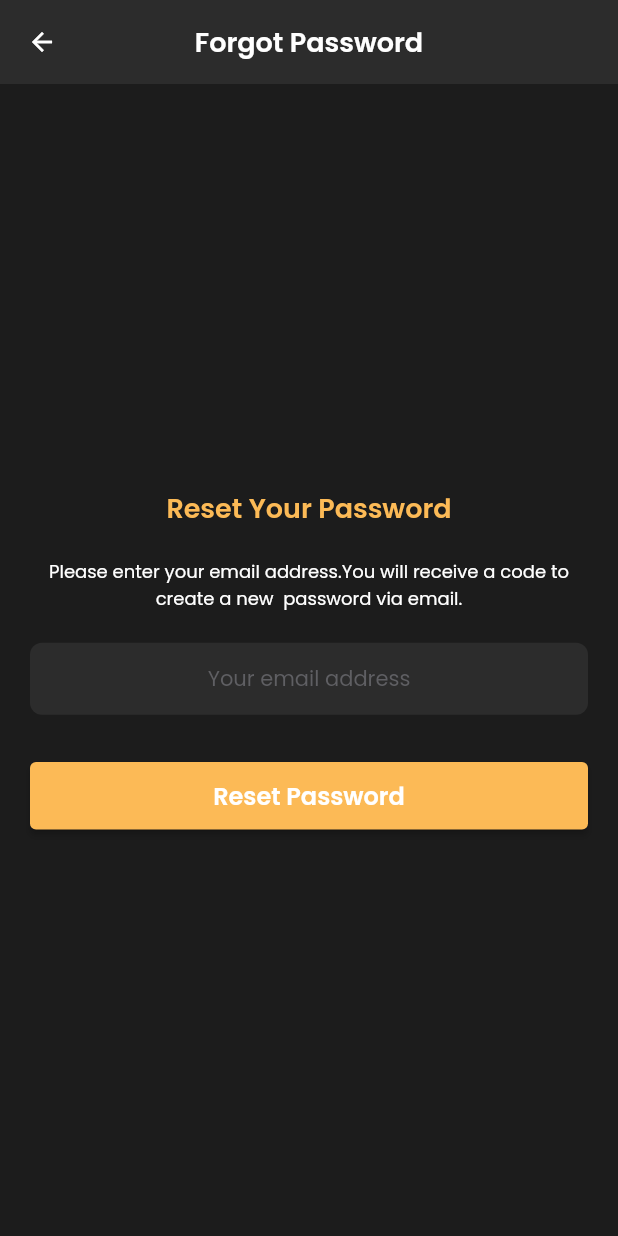
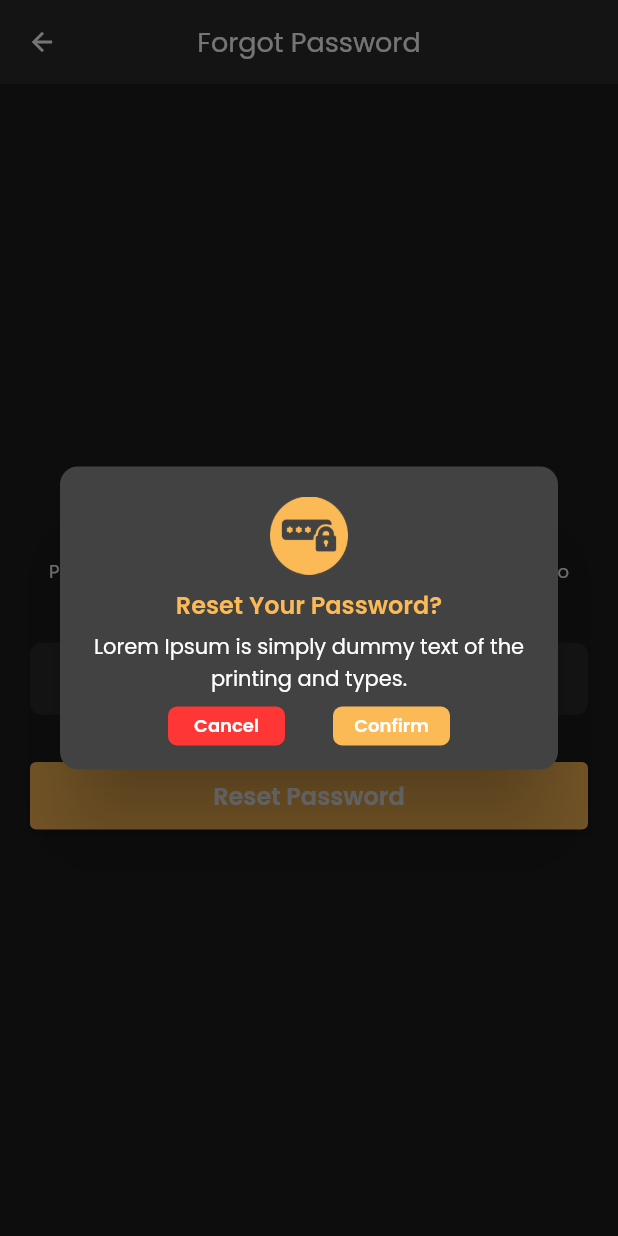
Before and after one commit to Abubakarshaikh/9coin, a Flutter app: the ForgotPasswordPage screen opened directly, after a tap on "Reset Password", on a phone screen of 412 x 824 dp. Run offline on Flutter 3.47's test engine with Material 2 defaults, Android fonts, the phone set to English and light mode, and no system bars; our stand-ins replace badges; generated files the repository leaves out were written again.

Commit message:
dialog created

```diff
--- a/lib/assets/assets.dart
+++ b/lib/assets/assets.dart
@@ -24,4 +24,12 @@ abstract class Assets {
   static String discountCopoun1 = "assets/pics/discount-copoun1.png";
   static String discountCopoun2 = "assets/pics/discount-copoun2.png";
   static String discountCopoun3 = "assets/pics/discount-copoun3.png";
+  static String purchaseCoupon = "assets/icons/purchase-coupon.png";
+  static String updatedDetails = "assets/icons/updated-details.png";
+  static String updated = "assets/icons/updated.png";
+
+  static String changePassword = "assets/icons/change-password-pop-up.png";
+
+  // purchase-coupon.png
+
 }
--- a/lib/colors/colors.dart
+++ b/lib/colors/colors.dart
@@ -28,4 +28,7 @@ abstract class CoinColors {
 
   static const Color blackMedium1 = Color(0xff222222);
   static const Color blackMedium2 = Color(0xff292929);
+
+  // dilaog textcolor
+  static const Color dialogTextColor = Color(0xffFCBA56);
 }
--- a/lib/features/auth/ui/forgot_password_page.dart
+++ b/lib/features/auth/ui/forgot_password_page.dart
@@ -1,6 +1,9 @@
 import 'package:flutter/material.dart';
 import 'package:ninecoin/colors/colors.dart';
+import 'package:ninecoin/features/auth/ui/login_page.dart';
 import 'package:ninecoin/typography/text_styles.dart';
+import 'package:ninecoin/utilities/dialogs/new_password_reset.dart';
+import 'package:ninecoin/utilities/dialogs/password_reset.dart';
 
 class ForgotPasswordPage extends StatelessWidget {
   static Route route() {
@@ -50,7 +53,13 @@ class ForgotPasswordPage extends StatelessWidget {
                       )),
                   const SizedBox(height: 30),
                   ElevatedButton(
-                    onPressed: () {},
+                    onPressed: () async {
+                      if (await showResetPasswordDialog(context)) {
+                        if (await showNewPasswordResetDialog(context)) {
+                          Navigator.push(context, LoginPage.route());
+                        }
+                      }
+                    },
                     child: Text(
                       "Reset Password",
                       style: CoinTextStyle.title2
--- a/lib/theme/theme.dart
+++ b/lib/theme/theme.dart
@@ -5,6 +5,8 @@ import 'package:ninecoin/typography/text_styles.dart';
 abstract class AppTheme {
   static get standard {
     return ThemeData.dark().copyWith(
+      dialogBackgroundColor: CoinColors.black12,
+      dialogTheme: DialogTheme(),
       appBarTheme: AppBarTheme(
         backgroundColor: CoinColors.black12,
         elevation: 0,
--- a/lib/typography/text_styles.dart
+++ b/lib/typography/text_styles.dart
@@ -7,10 +7,11 @@ class CoinTextStyle {
     color: CoinColors.white,
     fontWeight: FontWeight.w400,
   );
+
   static TextStyle get title1 {
     return _baseTextStyle.copyWith(
       fontSize: 18.0,
-      fontWeight: FontWeight.w600,
+      fontWeight: FontWeight.w400,
       color: CoinColors.white,
     );
   }
@@ -39,4 +40,41 @@ class CoinTextStyle {
       fontSize: 10.0,
     );
   }
+
+  static TextStyle get title1Bold {
+    return _baseTextStyle.copyWith(
+      fontSize: 18.0,
+      fontWeight: FontWeight.w600,
+      color: CoinColors.white,
+    );
+  }
+
+  static TextStyle get title2Bold {
+    return _baseTextStyle.copyWith(
+      fontWeight: FontWeight.w600,
+      fontSize: 16.0,
+      color: CoinColors.white,
+    );
+  }
+
+  static TextStyle get title3Bold {
+    return _baseTextStyle.copyWith(
+      fontWeight: FontWeight.w600,
+      fontSize: 14.0,
+    );
+  }
+
+  static TextStyle get title4Bold {
+    return _baseTextStyle.copyWith(
+      fontWeight: FontWeight.w600,
+      fontSize: 12.0,
+    );
+  }
+
+  static TextStyle get title5Bold {
+    return _baseTextStyle.copyWith(
+      fontWeight: FontWeight.w600,
+      fontSize: 10.0,
+    );
+  }
 }
--- a/lib/utilities/dialogs/conferm_dialog.dart
+++ b/lib/utilities/dialogs/conferm.dart
@@ -6,6 +6,7 @@ import 'generic_dialog.dart';
 Future<bool> showConfermDialog(BuildContext context) {
   return showGenericDialog<bool>(
     context: context,
+    imageUrl: "",
     title: context.loc.delete,
     content: context.loc.delete_note_prompt,
     optionsBuilder: () => {
--- /dev/null
+++ b/lib/utilities/dialogs/create_account.dart
@@ -0,0 +1,19 @@
+import 'package:flutter/material.dart';
+import 'package:ninecoin/assets/assets.dart';
+
+import 'generic_dialog.dart';
+
+Future<bool> showCreateAccountDialog(BuildContext context) {
+  return showGenericDialog<bool>(
+    context: context,
+    imageUrl: Assets.updatedDetails,
+    title: "Create your your Account?",
+    content: "Lorem Ipsum is simply dummy text of the printing and types.",
+    optionsBuilder: () => {
+      "Cancel": false,
+      "Confirm": true,
+    },
+  ).then(
+    (value) => value ?? false,
+  );
+}
--- a/lib/utilities/dialogs/generic_dialog.dart
+++ b/lib/utilities/dialogs/generic_dialog.dart
@@ -1,9 +1,13 @@
 import 'package:flutter/material.dart';
+
+import '../../colors/colors.dart';
+import '../../typography/text_styles.dart';
 
 typedef DialogOptionBuilder<T> = Map<String, T?> Function();
 
 Future<T?> showGenericDialog<T>({
   required BuildContext context,
+  required String imageUrl,
   required String title,
   required String content,
   required DialogOptionBuilder optionsBuilder,
@@ -13,19 +17,59 @@ Future<T?> showGenericDialog<T>({
     context: context,
     builder: (context) {
       return AlertDialog(
-        title: Text(title),
-        content: Text(content),
+        shape: RoundedRectangleBorder(borderRadius: BorderRadius.circular(12)),
+        title: Column(
+          children: [
+            Image.asset(imageUrl,
+                height: 52, width: 52, color: CoinColors.orange),
+            const SizedBox(height: 8.0),
+            Text(
+              title,
+              style: CoinTextStyle.title2Bold
+                  .copyWith(color: CoinColors.dialogTextColor),
+              textAlign: TextAlign.center,
+            ),
+          ],
+        ),
+        content: Text(
+          content,
+          textAlign: TextAlign.center,
+          style: CoinTextStyle.title3,
+        ),
+        actionsAlignment: MainAxisAlignment.center,
+        actionsOverflowButtonSpacing: 0,
+        contentPadding: const EdgeInsets.fromLTRB(16.0, 6.0, 16.0, 8.0),
+        titlePadding: const EdgeInsets.fromLTRB(16.0, 20.0, 16.0, 0.0),
+        actionsPadding: const EdgeInsets.fromLTRB(16.0, 0.0, 16.0, 16.0),
         actions: options.keys.map((optionTitle) {
           final value = options[optionTitle];
-          return TextButton(
-            onPressed: () {
+          return InkWell(
+            onTap: () {
               if (value != null) {
                 Navigator.of(context).pop(value);
               } else {
                 Navigator.of(context).pop();
               }
             },
-            child: Text(optionTitle),
+            child: Container(
+              alignment: Alignment.center,
+              margin: const EdgeInsets.symmetric(horizontal: 12.0),
+              width: 78,
+              height: 26,
+              decoration: BoxDecoration(
+                borderRadius: BorderRadius.circular(6.0),
+                color: options.length > 1
+                    ? value
+                        ? CoinColors.dialogTextColor
+                        : CoinColors.red
+                    : CoinColors.dialogTextColor,
+              ),
+              child: Text(
+                optionTitle,
+                style: CoinTextStyle.title4Bold,
+                textAlign: TextAlign.center,
+              ),
+            ),
           );
         }).toList(),
       );
--- /dev/null
+++ b/lib/utilities/dialogs/password_reset.dart
@@ -0,0 +1,19 @@
+import 'package:flutter/material.dart';
+import 'package:ninecoin/assets/assets.dart';
+
+import 'generic_dialog.dart';
+
+Future<bool> showResetPasswordDialog(BuildContext context) {
+  return showGenericDialog<bool>(
+    context: context,
+    imageUrl: Assets.changePassword,
+    title: "Reset Your Password?",
+    content: "Lorem Ipsum is simply dummy text of the printing and types.",
+    optionsBuilder: () => {
+      "Cancel": false,
+      "Confirm": true,
+    },
+  ).then(
+    (value) => value ?? false,
+  );
+}
```
Also changed, not shown: lib/features/auth/ui/login_page.dart (+13 -10 lines), lib/features/auth/ui/signup_page.dart (+7 -1 lines), lib/features/copoun/copoun_page.dart (+18 -8 lines), lib/utilities/dialogs/new_password_reset.dart (added, +18 -0 lines), lib/utilities/dialogs/purchase_coupon.dart (added, +19 -0 lines), lib/utilities/dialogs/successful_create.dart (added, +18 -0 lines).
